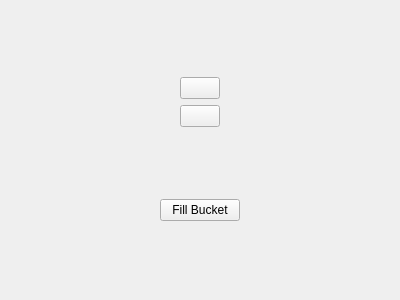
University-of-Utah-CS3505/a5-sprite-editor-f25-leomartinez47, file ui/toolpane.ui: the form before one commit.
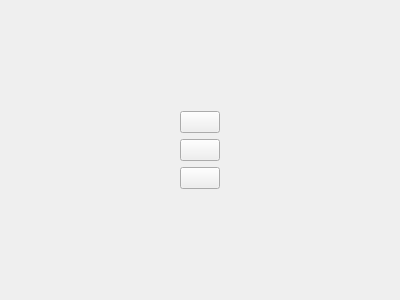
The form after the commit.

```diff
--- a/ui/toolpane.ui
+++ b/ui/toolpane.ui
@@ -63,6 +63,22 @@
          </property>
         </widget>
        </item>
+       <item>
+        <widget class="QPushButton" name="fillButton">
+         <property name="sizePolicy">
+          <sizepolicy hsizetype="Fixed" vsizetype="Fixed">
+           <horstretch>100</horstretch>
+           <verstretch>100</verstretch>
+          </sizepolicy>
+         </property>
+         <property name="focusPolicy">
+          <enum>Qt::FocusPolicy::NoFocus</enum>
+         </property>
+         <property name="text">
+          <string/>
+         </property>
+        </widget>
+       </item>
       </layout>
      </item>
      <item>
@@ -81,24 +97,7 @@
     </layout>
    </item>
    <item>
-    <layout class="QHBoxLayout" name="horizontalLayout_2">
-     <item>
-      <widget class="QPushButton" name="fillButton">
-       <property name="sizePolicy">
-        <sizepolicy hsizetype="Fixed" vsizetype="Fixed">
-         <horstretch>100</horstretch>
-         <verstretch>100</verstretch>
-        </sizepolicy>
-       </property>
-       <property name="focusPolicy">
-        <enum>Qt::FocusPolicy::NoFocus</enum>
-       </property>
-       <property name="text">
-        <string>Fill Bucket</string>
-       </property>
-      </widget>
-     </item>
-    </layout>
+    <layout class="QHBoxLayout" name="horizontalLayout_2"/>
    </item>
   </layout>
  </widget>
```
